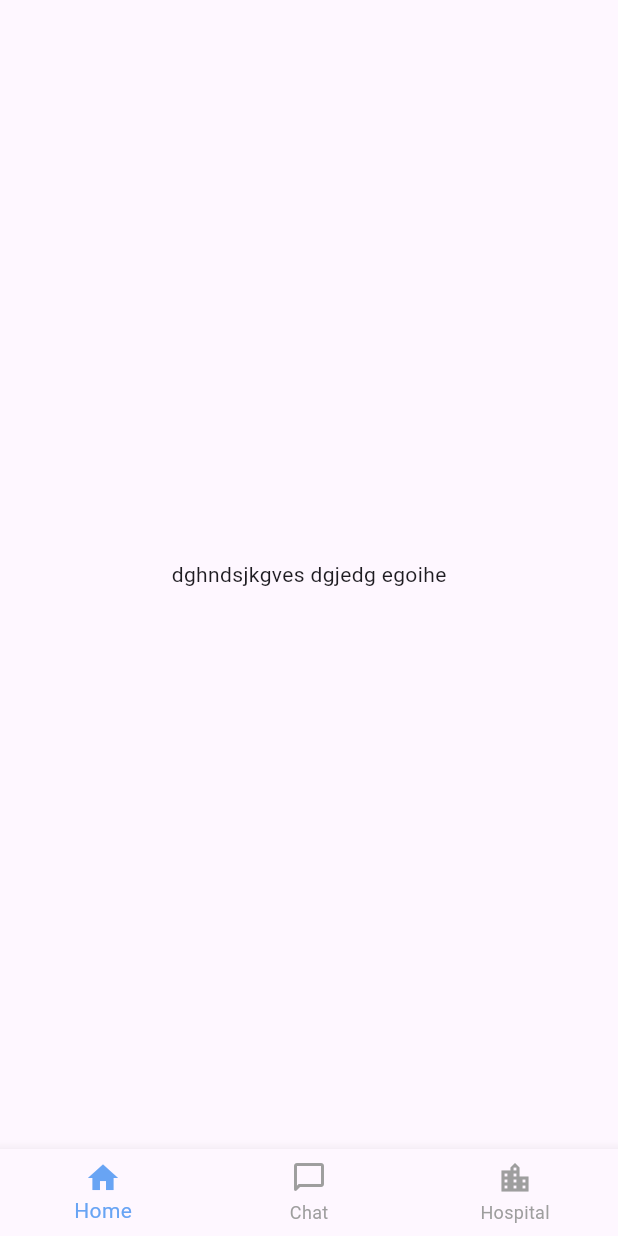
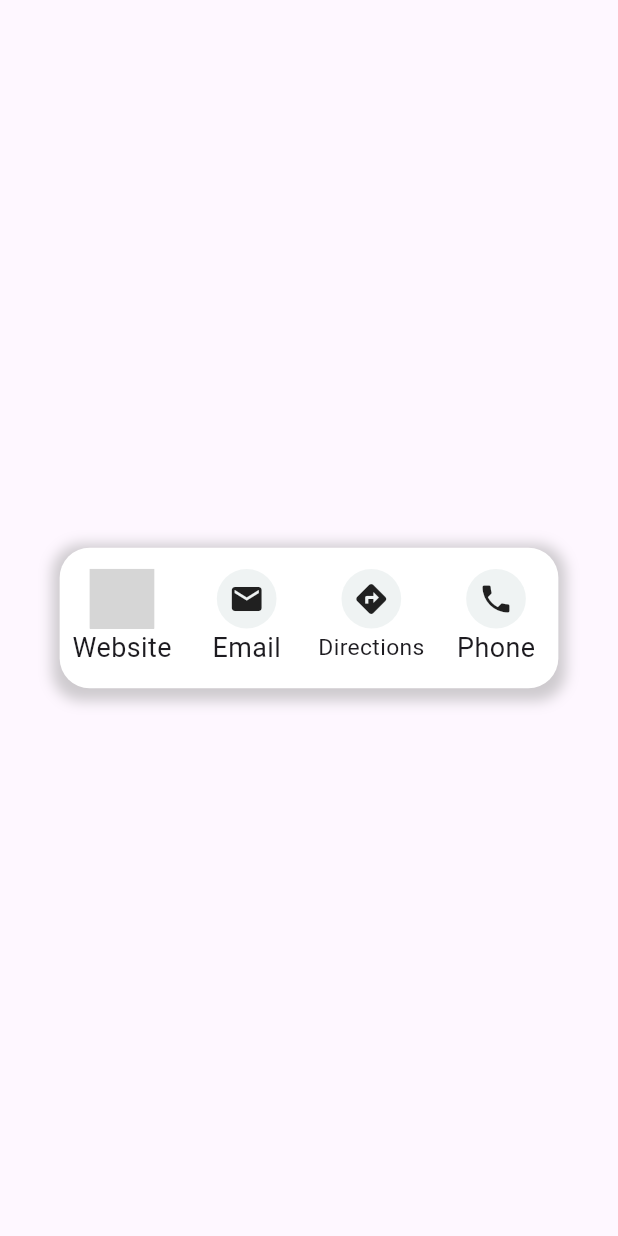
Before and after one commit to tamiratdereje/hakim_hub_mobile, a Flutter app: the screen it shows after launch, on a phone screen of 412 x 824 dp. Run offline on Flutter 3.47's test engine with Material 2 defaults, Android fonts, the light colour scheme and no system bars; our stand-ins replace dartz, equatable, flutter_bloc, flutter_svg, internet_connection_checker; grey boxes are pictures that could not be loaded.

Commit message:
feat(joshua.hospitalcard): Add hospital card

```diff
--- /dev/null
+++ b/hakim_hub_mobile/lib/features/hospital/presentation/widgets/hospital_card.dart
@@ -0,0 +1,161 @@
+import 'package:flutter/material.dart';
+import 'package:flutter_svg/flutter_svg.dart';
+import 'package:hakim_hub_mobile/core/utils/ui_converter.dart';
+
+class HospitalCard extends StatelessWidget {
+  final double width = 347;
+  final double height = 106;
+  final double initialSize = 74;
+
+  const HospitalCard({super.key});
+
+  @override
+  Widget build(BuildContext context) {
+    double screenWidth = MediaQuery.of(context).size.width;
+    double proportionalFontSize = 14 * screenWidth / 375;
+    String globe_location = 'asssets/images/globe_icon_image.svg';
+
+    return Scaffold(
+      body: Center(
+        child: Container(
+          decoration: BoxDecoration(boxShadow: [
+            BoxShadow(
+              color: Colors.grey.withOpacity(0.5),
+              spreadRadius: 5,
+              blurRadius: 7,
+              offset: const Offset(0, 3),
+            ),
+          ], color: Colors.white, borderRadius: BorderRadius.circular(20)),
+          height: UIConverter.getComponentHeight(context, height),
+          width: UIConverter.getComponentWidth(context, width),
+          child: Row(
+            mainAxisAlignment: MainAxisAlignment.spaceAround,
+            children: [
+              SizedBox(
+                height: UIConverter.getComponentHeight(context, initialSize),
+                width: UIConverter.getComponentWidth(context, initialSize),
+                child: Column(
+                  children: [
+                    Container(
+                      height: UIConverter.getComponentHeight(context, 45),
+                      width: UIConverter.getComponentWidth(context, 45),
+                      decoration: const BoxDecoration(
+                        shape: BoxShape.circle,
+                        color: Color.fromRGBO(239, 243, 243, 1),
+                      ),
+                      child: SizedBox(
+                        height: UIConverter.getComponentHeight(context, 16.67),
+                        width: UIConverter.getComponentWidth(context, 16.67),
+                        child: SvgPicture.asset(globe_location),
+                      ),
+                    ),
+                    Expanded(
+                      child: FittedBox(
+                        fit: BoxFit.fitWidth,
+                        child: Text(
+                          'Website',
+                          textAlign: TextAlign.center,
+                          style: TextStyle(fontSize: proportionalFontSize),
+                        ),
+                      ),
+                    ),
+                  ],
+                ),
+              ),
+              SizedBox(
+                height: UIConverter.getComponentHeight(context, initialSize),
+                width: UIConverter.getComponentWidth(context, initialSize),
+                child: Column(
+                  children: [
+                    Container(
+                      height: UIConverter.getComponentHeight(context, 45),
+                      width: UIConverter.getComponentWidth(context, 45),
+                      decoration: const BoxDecoration(
+                          shape: BoxShape.circle,
+                          color: Color.fromRGBO(239, 243, 243, 1)),
+                      child: SizedBox(
+                        height: UIConverter.getComponentHeight(context, 16.67),
+                        width: UIConverter.getComponentWidth(context, 16.67),
+                        child: const Icon(Icons.email),
+                      ),
+                    ),
+                    Expanded(
+                      child: FittedBox(
+                        fit: BoxFit.fitWidth,
+                        child: Text(
+                          'Email',
+                          textAlign: TextAlign.center,
+                          style: TextStyle(fontSize: proportionalFontSize),
+                        ),
+                      ),
+                    ),
+                  ],
+                ),
+              ),
+              SizedBox(
+                height: UIConverter.getComponentHeight(context, initialSize),
+                width: UIConverter.getComponentWidth(context, initialSize),
+                child: Column(
+                  children: [
+                    Container(
+                      height: UIConverter.getComponentHeight(context, 45),
+                      width: UIConverter.getComponentWidth(context, 45),
+                      decoration: const BoxDecoration(
+                          shape: BoxShape.circle,
+                          color: Color.fromRGBO(239, 243, 243, 1)),
+                      child: SizedBox(
+                        height: UIConverter.getComponentHeight(context, 16.67),
+                        width: UIConverter.getComponentWidth(context, 16.67),
+                        child: const Icon(Icons.directions),
+                      ),
+                    ),
+                    Expanded(
+                      child: FittedBox(
+                        fit: BoxFit.fitWidth,
+                        child: Text(
+                          'Directions',
+                          textAlign: TextAlign.center,
+                          style: TextStyle(fontSize: proportionalFontSize),
+                        ),
+                      ),
+                    ),
+                  ],
+                ),
+              ),
+              SizedBox(
+                height: UIConverter.getComponentHeight(context, initialSize),
+                width: UIConverter.getComponentWidth(context, initialSize),
+                child: Column(
+                  children: [
+                    Container(
+                      height: UIConverter.getComponentHeight(context, 45),
+                      width: UIConverter.getComponentWidth(context, 45),
+                      decoration: BoxDecoration(
+                          shape: BoxShape.circle,
+                          color: Color.fromRGBO(239, 243, 243, 1)),
+                      child: SizedBox(
+                        height: UIConverter.getComponentHeight(context, 16.67),
+                        width: UIConverter.getComponentWidth(context, 16.67),
+                        child: const Icon(Icons.phone),
+                      ),
+                    ),
+                    Expanded(
+                      child: FittedBox(
+                        fit: BoxFit.fitWidth,
+                        child: Text(
+                          'Phone',
+                          textAlign: TextAlign.center,
+                          style: TextStyle(fontSize: proportionalFontSize),
+                        ),
+                      ),
+                    ),
+                  ],
+                ),
+              ),
+            ],
+          ),
+        ),
+      ),
+    );
+  }
+}
--- a/hakim_hub_mobile/lib/main.dart
+++ b/hakim_hub_mobile/lib/main.dart
@@ -1,4 +1,5 @@
 import 'package:flutter/material.dart';
+import 'package:hakim_hub_mobile/features/hospital/presentation/widgets/hospital_card.dart';
 
 import 'core/shared_widgets/bottom_nav.dart';
 
@@ -14,11 +15,10 @@ class MyApp extends StatelessWidget {
     return MaterialApp(
       title: 'Flutter Demo',
       theme: ThemeData(
-
         colorScheme: ColorScheme.fromSeed(seedColor: Colors.deepPurple),
         useMaterial3: true,
       ),
-      home: BottomNav(),
+      home: HospitalCard(),
     );
   }
 }
```
Also changed, not shown: hakim_hub_mobile/pubspec.yaml (+10 -18 lines), hakim_hub_mobile/assets/images/globe_icon_image.svg (added).
